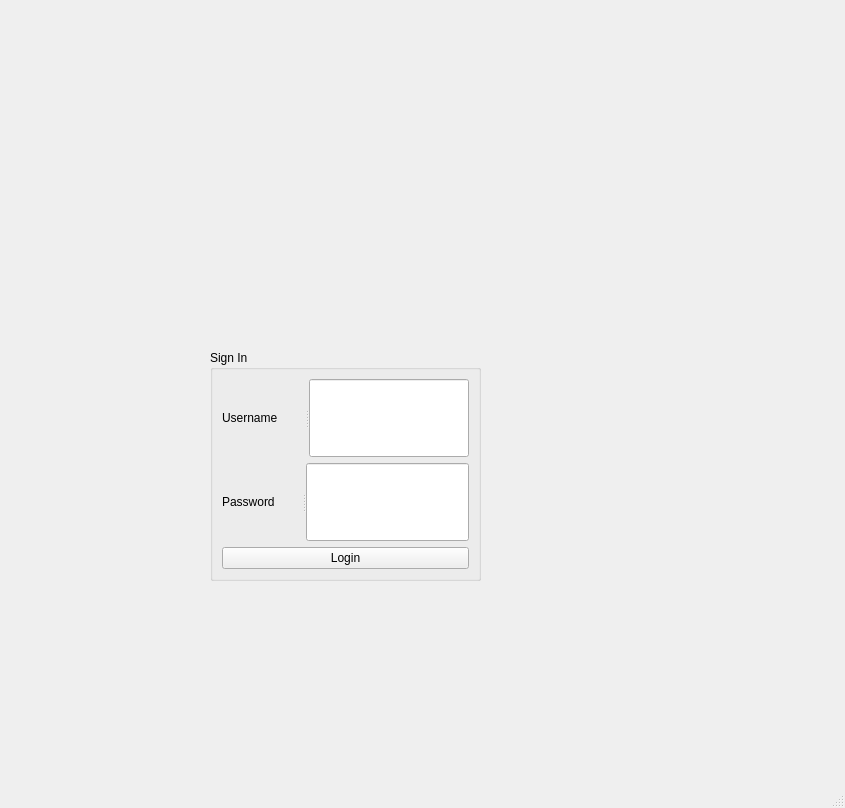
This is QtClient/QtClient/mainwindow.ui in macovei-alex/MCProject as Qt 5 draws it before an edit. The edited form follows.
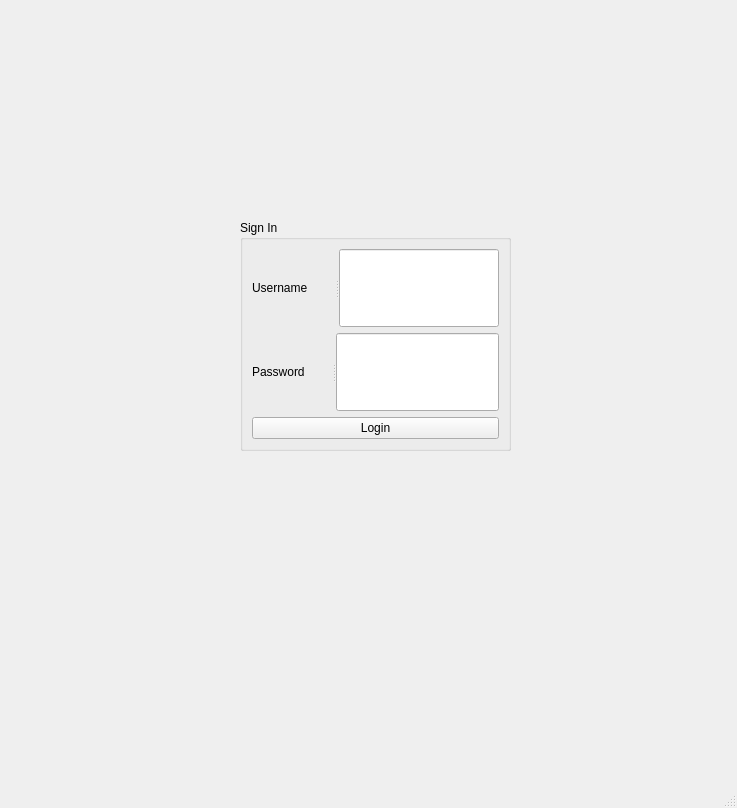
This is the edited form.

Diff of the .ui file:
```diff
--- a/QtClient/QtClient/mainwindow.ui
+++ b/QtClient/QtClient/mainwindow.ui
@@ -6,7 +6,7 @@
    <rect>
     <x>0</x>
     <y>0</y>
-    <width>845</width>
+    <width>737</width>
     <height>808</height>
    </rect>
   </property>
@@ -17,8 +17,8 @@
    <widget class="QLabel" name="label">
     <property name="geometry">
      <rect>
-      <x>0</x>
-      <y>150</y>
+      <x>-20</x>
+      <y>140</y>
       <width>801</width>
       <height>571</height>
      </rect>
@@ -43,8 +43,8 @@
    <widget class="QGroupBox" name="SignIn_GroupBox">
     <property name="geometry">
      <rect>
-      <x>210</x>
-      <y>350</y>
+      <x>240</x>
+      <y>220</y>
       <width>271</width>
       <height>231</height>
      </rect>
```
Left out of the diff: 2 changed lines with no effect on the pictures.
